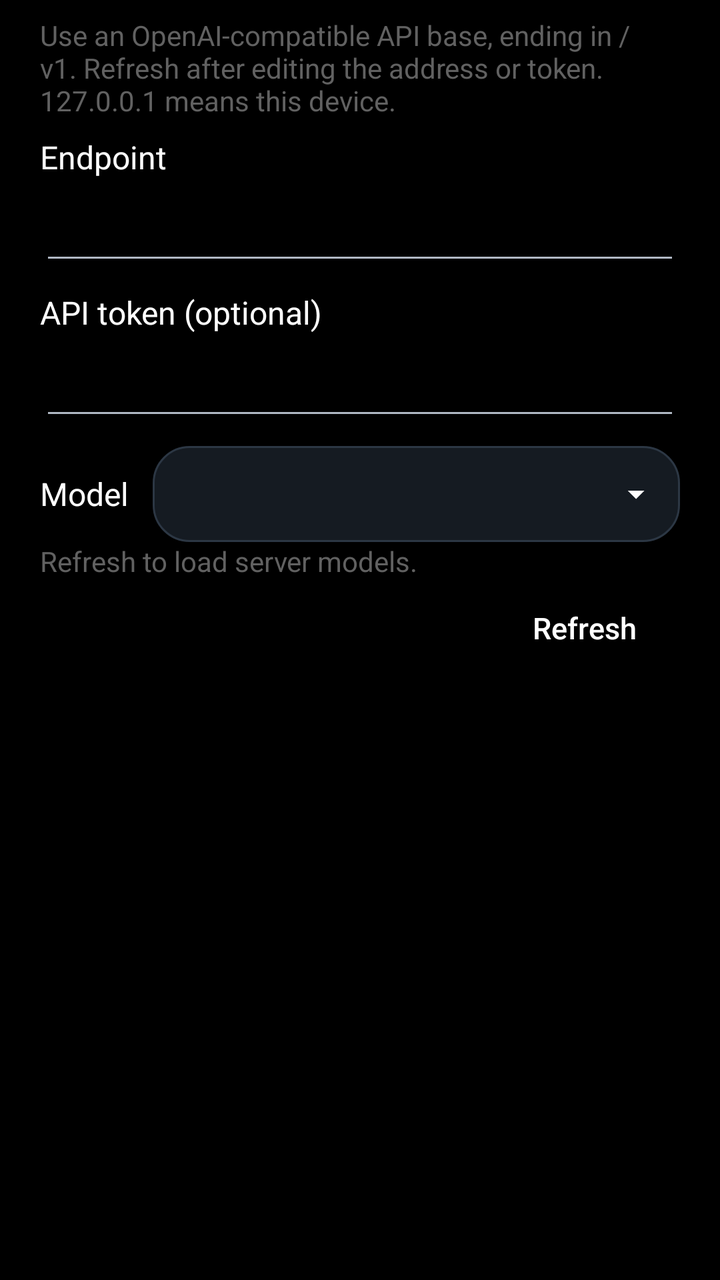
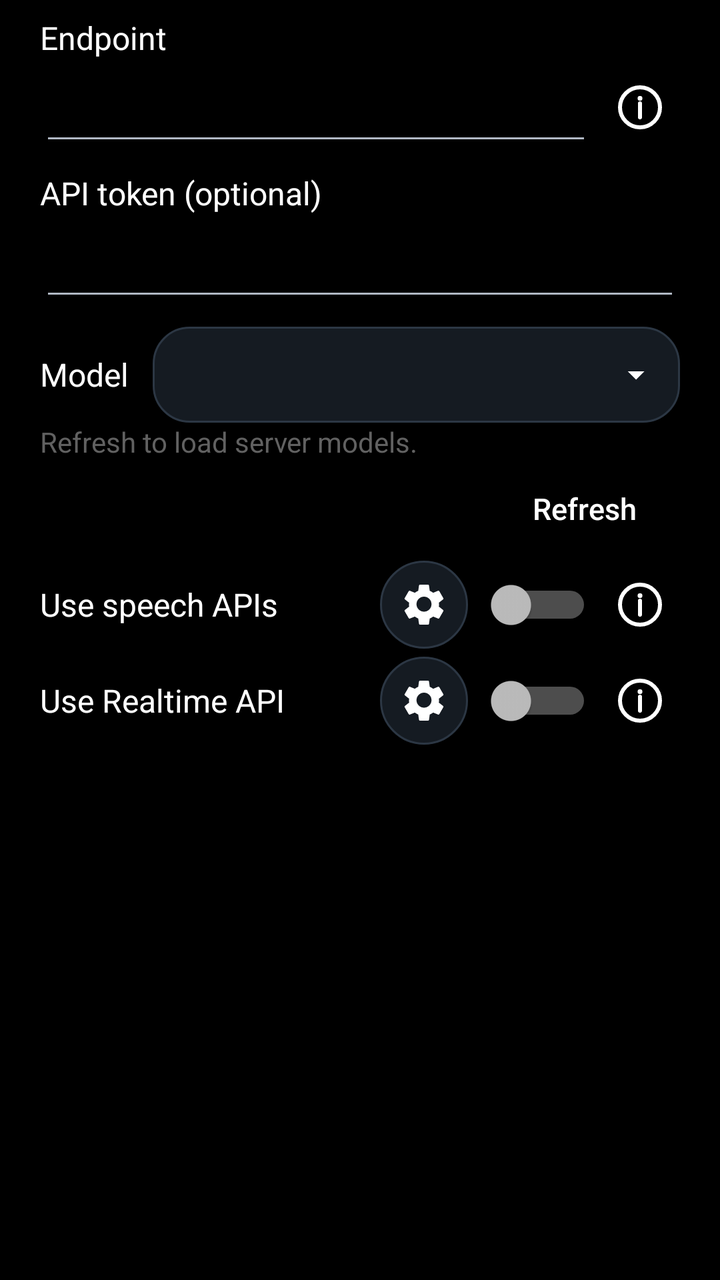

Screens rendered from an Android XML layout before and after an edit, with the pre-edit source and the edit as a unified diff.
<!-- AndroidManifest.xml: application theme AppTheme -->
<!-- res/layout/dialog_custom.xml -->
<ScrollView xmlns:android="http://schemas.android.com/apk/res/android" xmlns:tools="http://schemas.android.com/tools"
    android:layout_width="match_parent" android:layout_height="wrap_content">
    <LinearLayout style="@style/ConfigContent">
        <TextView android:id="@+id/custom_status" style="@style/SettingsBody"
            android:text="@string/custom_config_help" android:accessibilityLiveRegion="polite" />
        <TextView style="@style/ConfigLabel" android:layout_marginTop="8dp"
            android:labelFor="@id/custom_endpoint" android:text="@string/custom_endpoint" />
        <EditText android:id="@+id/custom_endpoint" android:layout_width="match_parent" android:layout_height="wrap_content"
            android:minHeight="48dp" android:inputType="textUri" android:singleLine="true" android:saveEnabled="false"
            android:importantForAutofill="no" />
        <TextView style="@style/ConfigLabel" android:layout_marginTop="8dp"
            android:labelFor="@id/custom_token" android:text="@string/custom_token" />
        
        <EditText android:id="@+id/custom_token" android:layout_width="match_parent" android:layout_height="wrap_content"
            android:minHeight="48dp" android:inputType="textPassword" android:singleLine="true" android:saveEnabled="false"
            android:importantForAutofill="no" tools:ignore="WearPasswordInput" />
        <LinearLayout style="@style/ConfigRow" android:layout_marginTop="8dp">
            <TextView style="@style/ConfigLabel" android:labelFor="@id/custom_model" android:text="@string/model_label" />
            <Spinner android:id="@+id/custom_model" style="@style/ConfigSpinner" android:enabled="false"
                android:contentDescription="@string/choose_model" android:saveEnabled="false" />
        </LinearLayout>
        <TextView android:id="@+id/custom_model_status" style="@style/SettingsBody"
            android:accessibilityLiveRegion="polite" android:text="@string/custom_models_refresh" />
        <Button android:id="@+id/custom_models_refresh" style="@style/ConfigTextAction" android:text="@string/refresh" />
    </LinearLayout>
</ScrollView>
<!-- resources referenced by this layout -->
<resources>
  <string name="custom_config_help">Use an OpenAI-compatible API base, ending in /v1. Refresh after editing the address or token. 127.0.0.1 means this device.</string>
  <style name="ConfigSpinner" parent="@android:style/Widget.Material.Spinner">
          <item name="android:layout_width">0dp</item>
          <item name="android:layout_height">wrap_content</item>
          <item name="android:layout_weight">1</item>
          <item name="android:layout_marginStart">12dp</item>
          <item name="android:minHeight">48dp</item>
          <item name="android:background">@drawable/bg_spinner_field</item>
          <item name="android:popupBackground">@drawable/bg_spinner_popup</item>
          <item name="android:paddingStart">8dp</item>
          <item name="android:paddingEnd">36dp</item>
      </style>
  <!-- unchanged entries left out for length: 27 -->
</resources>

<!-- the commit's change to res/layout/dialog_custom.xml (unified diff, before → after) -->
@@ -1,13 +1,17 @@
 <ScrollView xmlns:android="http://schemas.android.com/apk/res/android" xmlns:tools="http://schemas.android.com/tools"
     android:layout_width="match_parent" android:layout_height="wrap_content">
     <LinearLayout style="@style/ConfigContent">
+        <TextView style="@style/ConfigLabel"
+            android:labelFor="@id/custom_endpoint" android:text="@string/custom_endpoint" />
+        <LinearLayout style="@style/ConfigRow">
+            <EditText android:id="@+id/custom_endpoint" android:layout_width="0dp" android:layout_height="wrap_content"
+                android:layout_weight="1" android:minHeight="48dp" android:inputType="textUri" android:singleLine="true"
+                android:saveEnabled="false" android:importantForAutofill="no" />
+            <ImageButton android:id="@+id/custom_endpoint_info" style="@style/SettingsInfo"
+                android:contentDescription="@string/setting_information" />
+        </LinearLayout>
         <TextView android:id="@+id/custom_status" style="@style/SettingsBody"
-            android:text="@string/custom_config_help" android:accessibilityLiveRegion="polite" />
-        <TextView style="@style/ConfigLabel" android:layout_marginTop="8dp"
-            android:labelFor="@id/custom_endpoint" android:text="@string/custom_endpoint" />
-        <EditText android:id="@+id/custom_endpoint" android:layout_width="match_parent" android:layout_height="wrap_content"
-            android:minHeight="48dp" android:inputType="textUri" android:singleLine="true" android:saveEnabled="false"
-            android:importantForAutofill="no" />
+            android:visibility="gone" android:accessibilityLiveRegion="polite" />
         <TextView style="@style/ConfigLabel" android:layout_marginTop="8dp"
             android:labelFor="@id/custom_token" android:text="@string/custom_token" />
         
@@ -22,5 +26,25 @@
         <TextView android:id="@+id/custom_model_status" style="@style/SettingsBody"
             android:accessibilityLiveRegion="polite" android:text="@string/custom_models_refresh" />
         <Button android:id="@+id/custom_models_refresh" style="@style/ConfigTextAction" android:text="@string/refresh" />
+        <LinearLayout style="@style/ConfigRow">
+            <TextView android:id="@+id/custom_speech_label" style="@style/SettingsLabel"
+                android:labelFor="@id/custom_speech_apis" android:text="@string/custom_speech_apis" />
+            <ImageButton android:id="@+id/custom_speech_settings" style="@style/SettingsIcon"
+                android:src="@drawable/ic_settings" android:contentDescription="@string/server_speech_settings" />
+            <Switch android:id="@+id/custom_speech_apis" style="@style/SettingsSwitch"
+                android:contentDescription="@string/custom_speech_apis" android:saveEnabled="false" />
+            <ImageButton android:id="@+id/custom_speech_info" style="@style/SettingsInfo"
+                android:contentDescription="@string/setting_information" />
+        </LinearLayout>
+        <LinearLayout style="@style/ConfigRow">
+            <TextView android:id="@+id/custom_realtime_label" style="@style/SettingsLabel"
+                android:labelFor="@id/custom_realtime_api" android:text="@string/custom_realtime_api" />
+            <ImageButton android:id="@+id/custom_realtime_settings" style="@style/SettingsIcon"
+                android:src="@drawable/ic_settings" android:contentDescription="@string/server_realtime_settings" />
+            <Switch android:id="@+id/custom_realtime_api" style="@style/SettingsSwitch"
+                android:contentDescription="@string/custom_realtime_api" android:saveEnabled="false" />
+            <ImageButton android:id="@+id/custom_realtime_info" style="@style/SettingsInfo"
+                android:contentDescription="@string/setting_information" />
+        </LinearLayout>
     </LinearLayout>
 </ScrollView>
<!-- resource entries referenced after the edit -->
@@ -1,17 +1,121 @@
 <!-- resources referenced by this layout -->
 <resources>
-  <string name="custom_config_help">Use an OpenAI-compatible API base, ending in /v1. Refresh after editing the address or token. 127.0.0.1 means this device.</string>
-  <style name="ConfigSpinner" parent="@android:style/Widget.Material.Spinner">
+  <!-- drawable ic_settings (drawable) -->
+  <?xml version="1.0" encoding="utf-8"?>
+  <vector xmlns:android="http://schemas.android.com/apk/res/android"
+      android:width="24dp"
+      android:height="24dp"
+      android:viewportWidth="24"
+      android:viewportHeight="24">
+  
+      <path
+          android:fillColor="@color/app_text"
+          android:pathData="M19.43,12.98c0.04,-0.32 0.07,-0.65 0.07,-0.98s-0.02,-0.66 -0.07,-0.98l2.11,-1.65c0.19,-0.15 0.24,-0.42 0.12,-0.64l-2,-3.46c-0.12,-0.22 -0.37,-0.31 -0.6,-0.22l-2.49,1a7.32,7.32 0,0 0,-1.69 -0.98L14.5,2.42C14.47,2.18 14.25,2 14,2h-4c-0.25,0 -0.46,0.18 -0.5,0.42L9.12,5.07c-0.61,0.24 -1.18,0.56 -1.69,0.98l-2.49,-1c-0.23,-0.08 -0.48,0 -0.6,0.22l-2,3.46c-0.13,0.22 -0.07,0.49 0.12,0.64l2.11,1.65c-0.04,0.32 -0.08,0.65 -0.08,0.98s0.03,0.66 0.08,0.98l-2.11,1.65c-0.19,0.15 -0.24,0.42 -0.12,0.64l2,3.46c0.12,0.22 0.37,0.31 0.6,0.22l2.49,-1c0.51,0.4 1.08,0.73 1.69,0.98l0.38,2.65c0.04,0.24 0.25,0.42 0.5,0.42h4c0.25,0 0.47,-0.18 0.5,-0.42l0.38,-2.65c0.61,-0.24 1.18,-0.57 1.69,-0.98l2.49,1c0.23,0.08 0.48,0 0.6,-0.22l2,-3.46c0.12,-0.22 0.07,-0.49 -0.12,-0.64l-2.11,-1.65zM12,15.5A3.5,3.5 0,1 1,12,8a3.5,3.5 0,0 1,0,7.5z" />
+  </vector>
+  <string name="custom_realtime_api">Use Realtime API</string>
+  <string name="custom_speech_apis">Use speech APIs</string>
+  <string name="server_realtime_settings">Realtime settings</string>
+  <string name="server_speech_settings">Server speech settings</string>
+  <string name="setting_information">Setting information</string>
+  <style name="ConfigSpinner" parent="ConfigSpinnerBase">
+          <item name="android:layout_width">0dp</item>
+          <item name="android:layout_weight">1</item>
+          <item name="android:layout_marginStart">12dp</item>
+      </style>
+  <style name="SettingsIcon" parent="@android:style/Widget.ImageButton">
+          <item name="android:layout_width">@dimen/settings_icon_size</item>
+          <item name="android:layout_height">@dimen/settings_icon_size</item>
+          <item name="android:background">@drawable/bg_settings_icon</item>
+          <item name="android:backgroundTint">@null</item>
+          <item name="android:padding">10dp</item>
+          <item name="android:scaleType">centerInside</item>
+      </style>
+  <style name="SettingsInfo" parent="SettingsIcon">
+          <item name="android:layout_width">40dp</item>
+          <item name="android:layout_height">40dp</item>
+          <item name="android:layout_marginStart">4dp</item>
+          <item name="android:background">@drawable/bg_info</item>
+          <item name="android:src">@drawable/ic_info</item>
+          <item name="android:padding">8dp</item>
+      </style>
+  <style name="SettingsLabel" parent="@android:style/Widget.TextView">
           <item name="android:layout_width">0dp</item>
           <item name="android:layout_height">wrap_content</item>
           <item name="android:layout_weight">1</item>
-          <item name="android:layout_marginStart">12dp</item>
+          <item name="android:textSize">16sp</item>
+      </style>
+  <style name="SettingsSwitch">
+          <item name="android:layout_width">wrap_content</item>
+          <item name="android:layout_height">48dp</item>
+          <item name="android:layout_marginStart">@dimen/settings_switch_spacing</item>
+          <item name="android:showText">false</item>
+      </style>
+  <style name="ConfigSpinnerBase" parent="@android:style/Widget.Material.Spinner">
+          <item name="android:layout_height">wrap_content</item>
           <item name="android:minHeight">48dp</item>
           <item name="android:background">@drawable/bg_spinner_field</item>
           <item name="android:popupBackground">@drawable/bg_spinner_popup</item>
           <item name="android:paddingStart">8dp</item>
           <item name="android:paddingEnd">36dp</item>
       </style>
+  <dimen name="settings_icon_size">44dp</dimen>
+  <!-- drawable bg_settings_icon (drawable) -->
+  <selector xmlns:android="http://schemas.android.com/apk/res/android">
+      <item android:state_focused="true">
+          <shape>
+              <corners android:radius="22dp" />
+              <solid android:color="@color/app_outline" />
+              <stroke android:width="2dp" android:color="@color/app_text" />
+          </shape>
+      </item>
+      <item>
+          <ripple android:color="@color/app_ripple">
+              <item>
+                  <shape>
+                      <corners android:radius="22dp" />
+                      <solid android:color="@color/app_surface" />
+                      <stroke android:width="1dp" android:color="@color/app_outline" />
+                  </shape>
+              </item>
+          </ripple>
+      </item>
+  </selector>
+  <!-- drawable bg_info (drawable) -->
+  <selector xmlns:android="http://schemas.android.com/apk/res/android">
+      <item android:state_focused="true" android:drawable="@drawable/bg_button" />
+      <item>
+          <ripple android:color="@color/app_ripple">
+              <item android:id="@android:id/mask">
+                  <shape><corners android:radius="18dp" /><solid android:color="@color/app_text" /></shape>
+              </item>
+              <item><shape><solid android:color="@android:color/transparent" /></shape></item>
+          </ripple>
+      </item>
+  </selector>
+  <!-- drawable ic_info (drawable) -->
+  <?xml version="1.0" encoding="utf-8"?>
+  <vector xmlns:android="http://schemas.android.com/apk/res/android"
+      android:width="24dp"
+      android:height="24dp"
+      android:viewportWidth="24"
+      android:viewportHeight="24">
+  
+      <path
+          android:fillColor="@android:color/transparent"
+          android:pathData="M12,22A10,10 0,1 1,12,2A10,10 0,0 1,12,22Z"
+          android:strokeWidth="2"
+          android:strokeColor="@color/app_text" />
+      <path
+          android:fillColor="@android:color/transparent"
+          android:pathData="M12,10V17"
+          android:strokeWidth="2"
+          android:strokeColor="@color/app_text"
+          android:strokeLineCap="round" />
+      <path
+          android:fillColor="@color/app_text"
+          android:pathData="M12,7.5m-1.2,0a1.2,1.2 0,1 1,2.4 0a1.2,1.2 0,1 1,-2.4 0" />
+  </vector>
+  <dimen name="settings_switch_spacing">8dp</dimen>
   <!-- unchanged entries left out for length: 27 -->
 </resources>
 
